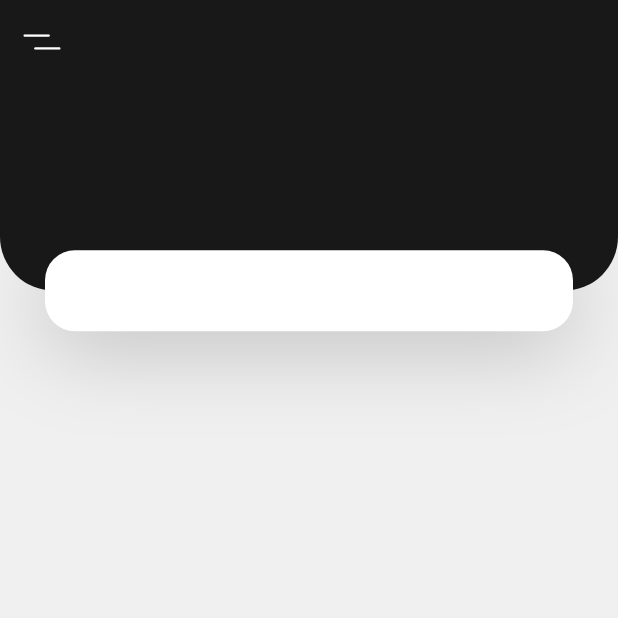
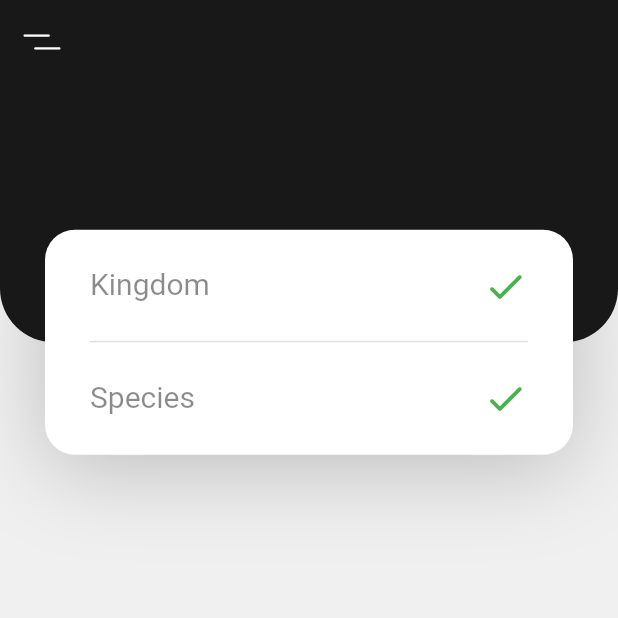
Before and after one commit to sayansil/Ecosystem-companion, a Flutter app: the screen it shows after launch, on a phone screen of 412 x 824 dp, the top half of it. Run offline on Flutter 3.47's test engine with Material 2 defaults, Android fonts, the phone set to English and light mode, and no system bars; our stand-ins replace flutter_svg.

Commit message:
I can see it already

```diff
--- /dev/null
+++ b/lib/globals.dart
@@ -0,0 +1,2 @@
+bool correctKingdom = true;
+bool correctSpecies = false;
--- a/lib/screens/home/components/body.dart
+++ b/lib/screens/home/components/body.dart
@@ -2,6 +2,7 @@ import 'package:flutter/material.dart';
 import 'package:ecosystem/constants.dart';
 
 class Body extends StatelessWidget {
+
     @override
     Widget build(BuildContext context) {
         Size size = MediaQuery.of(context).size;
@@ -9,11 +10,11 @@ class Body extends StatelessWidget {
         return Column(
             children: <Widget>[
                 Container(
-                    height: size.height*0.2,
+                    height: size.height*0.3,
                     child: Stack(
                         children: <Widget>[
                             Container(
-                                height: size.height*0.2 - 27,
+                                height: size.height*0.3 - 75,
                                 decoration: BoxDecoration(
                                     color: colorPrimary,
                                     borderRadius: BorderRadius.only(
@@ -28,8 +29,9 @@ class Body extends StatelessWidget {
                                 left: 0,
                                 right: 0,
                                 child: Container(
-                                    height: 54,
+                                    height: 150,
                                     margin: EdgeInsets.symmetric(horizontal: defaultPadding),
+                                    padding: EdgeInsets.symmetric(horizontal: defaultPadding),
                                     decoration: BoxDecoration(
                                         color: Colors.white,
                                         borderRadius: BorderRadius.circular(20),
@@ -41,6 +43,61 @@ class Body extends StatelessWidget {
                                             ),
                                         ],
                                     ),
+                                    child: Column(
+                                        mainAxisAlignment: MainAxisAlignment.spaceEvenly,
+                                        children: <Widget>[
+                                            Row(
+                                                mainAxisAlignment: MainAxisAlignment.start,
+                                                children: <Widget>[
+                                                    Flexible(
+                                                        child: TextField(
+                                                            style: TextStyle(
+                                                                fontSize: 20.0,
+                                                            ),
+                                                            decoration: InputDecoration(
+                                                                labelText: "Kingdom",
+                                                                labelStyle: TextStyle(color: colorPrimary.withOpacity(0.5)),
+                                                                enabledBorder: InputBorder.none,
+                                                                focusedBorder: InputBorder.none,
+                                                            )
+                                                        ),
+                                                    ),
+                                                    Icon(
+                                                        Icons.check_rounded,
+                                                        color: Colors.green,
+                                                        size: 30.0,
+                                                    ),
+                                                ]
+                                            ),
+                                            const Divider(
+                                                height: 0,
+                                                thickness:1,
+                                            ),
+                                            Row(
+                                                mainAxisAlignment: MainAxisAlignment.start,
+                                                children: <Widget>[
+                                                    Flexible(
+                                                        child: TextField(
+                                                            style: TextStyle(
+                                                                fontSize: 20.0,
+                                                            ),
+                                                            decoration: InputDecoration(
+                                                                labelText: "Species",
+                                                                labelStyle: TextStyle(color: colorPrimary.withOpacity(0.5)),
+                                                                enabledBorder: InputBorder.none,
+                                                                focusedBorder: InputBorder.none,
+                                                            )
+                                                        ),
+                                                    ),
+                                                    Icon(
+                                                        Icons.check_rounded,
+                                                        color: Colors.green,
+                                                        size: 30.0,
+                                                    ),
+                                                ]
+                                            ),
+                                        ]
+                                    ),
                                 )
                             ),
                         ],
```
Also changed, not shown: lib/screens/config/config_screen.dart (added).
